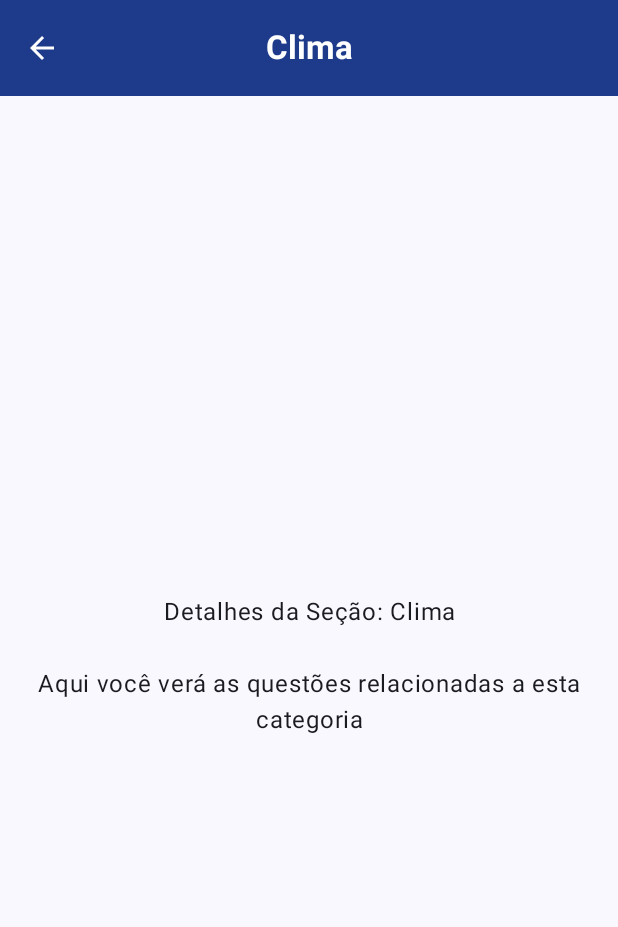
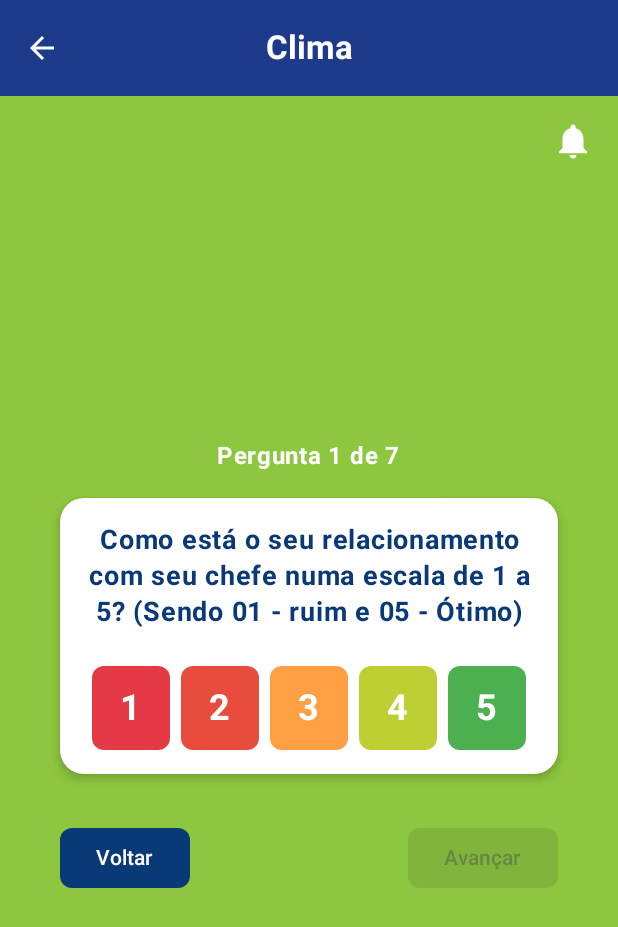
Before and after one commit to ThiagoFdaSLopes/appsoftek, an Android app built with Jetpack Compose: the screen it shows after launch (MainActivity), after a tap on "Clima", on a phone screen of 412 x 824 dp. Shown: the top 927 px of the screen. Run offline under Robolectric (Android 15) with nearby library versions, the phone set to English and light mode, and no system bars.

Commit message:
feat: adicionado forms com resposta numerica

```diff
--- a/app/src/main/java/com/grupo/appsoftek/MainActivity.kt
+++ b/app/src/main/java/com/grupo/appsoftek/MainActivity.kt
@@ -43,6 +43,9 @@ import com.grupo.appsoftek.ui.theme.view.SupportScreen
 import com.grupo.appsoftek.ui.theme.view.RiskAssessmentScreen
 import com.grupo.appsoftek.ui.theme.view.WorkloadQuestionScreen
 import android.widget.Toast
+import com.grupo.appsoftek.ui.theme.view.ClimaQuestionScreen
+import com.grupo.appsoftek.ui.theme.view.QuestionsComunicationScreen
+import com.grupo.appsoftek.ui.theme.view.QuestionsLeadersheapScreen
 
 class MainActivity : ComponentActivity() {
     override fun onCreate(savedInstanceState: Bundle?) {
@@ -75,6 +78,15 @@ sealed class Screen(val route: String, val title: String, val icon: Int) {
 
     // Nova rota para a tela de perguntas sobre produtividade
     object ProductivityQuestions : Screen("productivity", "Produtividade", R.drawable.softtek_logo)
+
+    // Nova rota para a tela de perguntas sobre Clima
+    object ClimaQuestionsScreen : Screen("clima", "Clima", R.drawable.softtek_logo)
+
+    // Nova rota para a tela de perguntas sobre comunication
+    object QuestionsComunicationScreen : Screen("comunication", "Comunicação", R.drawable.softtek_logo)
+
+    // Nova rota para a tela de perguntas sobre comunication
+    object QuestionsLeadersheapScreen : Screen("liderança", "Liderança", R.drawable.softtek_logo)
 }
 
 @OptIn(ExperimentalMaterial3Api::class)
@@ -111,6 +123,9 @@ fun AppNavigation() {
             currentRoute == Screen.Resources.route -> Screen.Resources.title
             currentRoute == Screen.Support.route -> Screen.Support.title
             currentRoute == Screen.WorkloadQuestions.route -> Screen.WorkloadQuestions.title
+            currentRoute == Screen.ClimaQuestionsScreen.route -> Screen.ClimaQuestionsScreen.title
+            currentRoute == Screen.QuestionsComunicationScreen.route -> Screen.QuestionsComunicationScreen.title
+            currentRoute == Screen.QuestionsLeadersheapScreen.route -> Screen.QuestionsLeadersheapScreen.title
             currentRoute == Screen.ProductivityQuestions.route -> Screen.ProductivityQuestions.title
             else -> ""
         }
@@ -170,6 +185,9 @@ fun AppNavigation() {
                             "Bem-estar emocional" -> navController.navigate(Screen.MoodTracking.route)
                             "Carga de trabalho" -> navController.navigate(Screen.WorkloadQuestions.route)
                             "Produtividade" -> navController.navigate(Screen.ProductivityQuestions.route)
+                            "Clima" -> navController.navigate(Screen.ClimaQuestionsScreen.route)
+                            "Comunicação" -> navController.navigate(Screen.QuestionsComunicationScreen.route)
+                            "Liderança" -> navController.navigate(Screen.QuestionsLeadersheapScreen.route)
                             else -> navController.navigate(Screen.SectionDetail.createRoute(sectionTitle))
                         }
                     }
@@ -224,6 +242,57 @@ fun AppNavigation() {
                 )
             }
 
+            // Rota para a tela de perguntas sobre clima
+            composable(Screen.ClimaQuestionsScreen.route) {
+                ClimaQuestionScreen(
+                    onBackPressed = { navController.popBackStack() },
+                    onFinished = { answers ->
+                        // Aqui você pode salvar as respostas ou navegar para outra tela
+                        navController.popBackStack()
+                        // Você pode querer avisar o usuário que as respostas foram salvas
+                        Toast.makeText(
+                            navController.context,
+                            "Respostas sobre clima salvas",
+                            Toast.LENGTH_SHORT
+                        ).show()
+                    }
+                )
+            }
+
+            // Rota para a tela de perguntas sobre Comunicação
+            composable(Screen.QuestionsComunicationScreen.route) {
+                QuestionsComunicationScreen(
+                    onBackPressed = { navController.popBackStack() },
+                    onFinished = { answers ->
+                        // Aqui você pode salvar as respostas ou navegar para outra tela
+                        navController.popBackStack()
+                        // Você pode querer avisar o usuário que as respostas foram salvas
+                        Toast.makeText(
+                            navController.context,
+                            "Respostas sobre comunicação salvas",
+                            Toast.LENGTH_SHORT
+                        ).show()
+                    }
+                )
+            }
+
+            // Rota para a tela de perguntas sobre Liderança
+            composable(Screen.QuestionsLeadersheapScreen.route) {
+                QuestionsLeadersheapScreen(
+                    onBackPressed = { navController.popBackStack() },
+                    onFinished = { answers ->
+                        // Aqui você pode salvar as respostas ou navegar para outra tela
+                        navController.popBackStack()
+                        // Você pode querer avisar o usuário que as respostas foram salvas
+                        Toast.makeText(
+                            navController.context,
+                            "Respostas sobre liderança salvas",
+                            Toast.LENGTH_SHORT
+                        ).show()
+                    }
+                )
+            }
+
             // Rota para detalhes da seção com argumento
             composable(
                 route = Screen.SectionDetail.route,
--- /dev/null
+++ b/app/src/main/java/com/grupo/appsoftek/ui/theme/components/QuestionaireOptionsNumeric.kt
@@ -0,0 +1,246 @@
+package com.grupo.appsoftek.ui.theme.components
+
+import androidx.compose.foundation.background
+import androidx.compose.foundation.border
+import androidx.compose.foundation.layout.Arrangement
+import androidx.compose.foundation.layout.Box
+import androidx.compose.foundation.layout.Column
+import androidx.compose.foundation.layout.Spacer
+import androidx.compose.foundation.layout.fillMaxSize
+import androidx.compose.foundation.layout.fillMaxWidth
+import androidx.compose.foundation.layout.height
+import androidx.compose.foundation.layout.padding
+import androidx.compose.foundation.layout.size
+import androidx.compose.foundation.shape.RoundedCornerShape
+import androidx.compose.material.icons.Icons
+import androidx.compose.material.icons.filled.Notifications
+import androidx.compose.material3.Button
+import androidx.compose.material3.ButtonDefaults
+import androidx.compose.material3.Card
+import androidx.compose.material3.CardDefaults
+import androidx.compose.material3.Icon
+import androidx.compose.material3.Text
+import androidx.compose.runtime.Composable
+import androidx.compose.runtime.getValue
+import androidx.compose.runtime.mutableStateOf
+import androidx.compose.runtime.remember
+import androidx.compose.runtime.setValue
+import androidx.compose.ui.Alignment
+import androidx.compose.ui.Modifier
+import androidx.compose.ui.graphics.Color
+import androidx.compose.ui.text.font.FontWeight
+import androidx.compose.ui.text.style.TextAlign
+import androidx.compose.ui.unit.dp
+import androidx.compose.ui.unit.sp
+import com.grupo.appsoftek.ui.theme.view.Question
+import com.grupo.appsoftek.ui.theme.view.QuestionnaireNumericTheme
+
+@Composable
+fun QuestionaireOptionsNumeric(
+    title: String = "",
+    questions: List<Question>,
+    theme: QuestionnaireNumericTheme,
+    showNotificationIcon: Boolean = true,
+    onBackPressed: () -> Unit = {},
+    onFinished: (List<String?>) -> Unit = {}
+) {
+    // Current question index and selected answers
+    var currentQuestionIndex by remember { mutableStateOf(0) }
+    var selectedAnswers by remember { mutableStateOf(List<String?>(questions.size) { null }) }
+
+    // Current question and selected answer
+    val currentQuestion = questions[currentQuestionIndex]
+    val selectedOption = selectedAnswers[currentQuestionIndex]
+
+    // Cor azul forte para a opção selecionada
+    val selectedBlue = Color(0xFF0A3977)
+
+    Box(
+        modifier = Modifier
+            .fillMaxSize()
+            .background(theme.backgroundColor)
+    ) {
+        // Notification icon
+        if (showNotificationIcon) {
+            Icon(
+                imageVector = Icons.Default.Notifications,
+                contentDescription = "Notificações",
+                tint = Color.White,
+                modifier = Modifier
+                    .align(Alignment.TopEnd)
+                    .padding(16.dp)
+                    .size(28.dp)
+            )
+        }
+
+        Column(
+            modifier = Modifier
+                .fillMaxSize()
+                .padding(24.dp),
+            verticalArrangement = Arrangement.Center,
+            horizontalAlignment = Alignment.CenterHorizontally
+        ) {
+            // Optional title
+            if (title.isNotEmpty()) {
+                Text(
+                    text = title,
+                    color = Color.White,
+                    fontWeight = FontWeight.Bold,
+                    fontSize = 18.sp,
+                    textAlign = TextAlign.Center,
+                    modifier = Modifier.padding(bottom = 16.dp)
+                )
+            }
+
+            // Question progress indicator
+            Text(
+                text = "Pergunta ${currentQuestionIndex + 1} de ${questions.size}",
+                color = Color.White,
+                fontWeight = FontWeight.Bold,
+                modifier = Modifier.padding(bottom = 16.dp)
+            )
+
+            Card(
+                modifier = Modifier
+                    .fillMaxWidth()
+                    .padding(horizontal = 16.dp),
+                shape = RoundedCornerShape(16.dp),
+                colors = CardDefaults.cardColors(
+                    containerColor = Color.White
+                ),
+                elevation = CardDefaults.cardElevation(
+                    defaultElevation = 4.dp
+                )
+            ) {
+                Column(
+                    modifier = Modifier
+                        .fillMaxWidth()
+                        .padding(16.dp),
+                    horizontalAlignment = Alignment.CenterHorizontally
+                ) {
+                    Text(
+                        text = currentQuestion.question,
+                        fontWeight = FontWeight.Bold,
+                        color = Color(0xFF0A3977),
+                        fontSize = 18.sp,
+                        textAlign = TextAlign.Center,
+                        modifier = Modifier.padding(bottom = 24.dp)
+                    )
+
+                    // Define tamanho fixo para todos os botões
+                    val buttonSize = 56.dp
+
+                    // Numeric options (1-5) in a row
+                    androidx.compose.foundation.layout.Row(
+                        modifier = Modifier
+                            .fillMaxWidth(),
+                        horizontalArrangement = Arrangement.SpaceEvenly
+                    ) {
+                        // Define colors for the option boxes
+                        val colors = listOf(
+                            Color(0xFFE63946), // Red for 1
+                            Color(0xFFE74C3C), // Lighter red for 2
+                            Color(0xFFFF9F43), // Orange for 3
+                            Color(0xFFBDCF32), // Yellow-green for 4
+                            Color(0xFF4CAF50)  // Green for 5
+                        )
+
+                        // Create numeric buttons 1 through 5
+                        for (i in 1..5) {
+                            val optionValue = i.toString()
+                            val isSelected = optionValue == selectedOption
+
+                            // Determine button color based on selection status
+                            val buttonColor = if (isSelected) selectedBlue else colors[i-1]
+
+                            Box(
+                                modifier = Modifier
+                                    .size(buttonSize)
+                                    .padding(horizontal = 2.dp)
+                            ) {
+                                Button(
+                                    onClick = {
+                                        // Update the selected answer for the current question
+                                        val newAnswers = selectedAnswers.toMutableList().apply {
+                                            this[currentQuestionIndex] = optionValue
+                                        }
+                                        selectedAnswers = newAnswers
+                                    },
+                                    modifier = Modifier
+                                        .size(buttonSize)
+                                        .align(Alignment.Center),
+                                    colors = ButtonDefaults.buttonColors(
+                                        containerColor = buttonColor
+                                    ),
+                                    shape = RoundedCornerShape(8.dp),
+                                    contentPadding = androidx.compose.foundation.layout.PaddingValues(0.dp)
+                                ) {
+                                    Text(
+                                        text = optionValue,
+                                        fontSize = 24.sp,
+                                        fontWeight = FontWeight.Bold,
+                                        color = Color.White
+                                    )
+                                }
+                            }
+                        }
+                    }
+                }
+            }
+
+            Spacer(modifier = Modifier.height(32.dp))
+
+            // Navigation buttons
+            Box(
+                modifier = Modifier
+                    .fillMaxWidth()
+                    .padding(horizontal = 16.dp)
+            ) {
+                // Back button
+                Button(
+                    onClick = {
+                        if (currentQuestionIndex > 0) {
+                            currentQuestionIndex--
+                        } else {
+                            onBackPressed()
+                        }
+                    },
+                    modifier = Modifier
+                        .align(Alignment.CenterStart),
+                    colors = ButtonDefaults.buttonColors(
+                        containerColor = Color(0xFF0A3977),
+                        contentColor = Color.White
+                    ),
+                    shape = RoundedCornerShape(8.dp)
+                ) {
+                    Text("Voltar")
+                }
+
+                // Next/Finish button
+                Button(
+                    onClick = {
+                        if (currentQuestionIndex < questions.size - 1) {
+                            currentQuestionIndex++
+                        } else {
+                            // Finished all questions
+                            onFinished(selectedAnswers)
+                        }
+                    },
+                    modifier = Modifier
+                        .align(Alignment.CenterEnd),
+                    colors = ButtonDefaults.buttonColors(
+                        containerColor = Color(0xFF0A3977),
+                        contentColor = Color.White
+                    ),
+                    shape = RoundedCornerShape(8.dp),
+                    // Optionally disable the button if no option is selected
+                    enabled = selectedOption != null
+                ) {
+                    Text(
+                        if (currentQuestionIndex < questions.size - 1) "Avançar" else "Finalizar"
+                    )
+                }
+            }
+        }
+    }
+}
--- /dev/null
+++ b/app/src/main/java/com/grupo/appsoftek/ui/theme/view/ClimaQuestionsScreen.kt
@@ -0,0 +1,81 @@
+package com.grupo.appsoftek.ui.theme.view
+
+import androidx.compose.runtime.Composable
+
+import androidx.compose.ui.graphics.Color
+import com.grupo.appsoftek.ui.theme.components.QuestionaireOptionsNumeric
+
+// Data class to represent the theme colors for the questionnaire
+data class QuestionnaireNumericTheme(
+    val backgroundColor: Color,
+    val cardBackgroundColor: Color = Color.White,
+    val questionTextColor: Color,
+    val selectedOptionColor: Color,
+    val unselectedOptionColor: Color = Color.White,
+    val selectedTextColor: Color = Color.White,
+    val unselectedTextColor: Color,
+    val borderColor: Color = Color(0xFFD0D0D0),
+    val navigationButtonColor: Color,
+    val navigationButtonTextColor: Color = Color.White
+)
+
+@Composable
+fun ClimaQuestionScreen(
+    onBackPressed: () -> Unit = {},
+    onFinished: (List<String?>) -> Unit = {}
+) {
+    // Lista de perguntas de carga de trabalho
+    val workloadQuestions = listOf(
+        WorkloadQuestion(
+            "Como está o seu relacionamento com seu chefe numa escala de 1 a 5? (Sendo 01 - ruim e 05 - Ótimo)",
+            listOf("1", "2", "3", "4", "5")
+        ),
+        WorkloadQuestion(
+            "Como está o seu relacionamento com seus colegas de trabalho?\n" +
+                    "(Sendo 01 - ruim e 05 - Ótimo)",
+            listOf("1", "2", "3", "4", "5")
+        ),
+        WorkloadQuestion(
+            "Sinto que sou tratado(a) com respeito pelos meus colegas de trabalho. (Sendo 01 - ruim e 05 - Ótimo)",
+            listOf("1", "2", "3", "4", "5")
+        ),
+        WorkloadQuestion(
+            "Consigo me relacionar de forma saudável e colaborativa com minha equipe. (Sendo 01 - ruim e 05 - Ótimo)",
+            listOf("1", "2", "3", "4", "5")
+        ),
+        WorkloadQuestion(
+            "Tenho liberdade para expressar minhas opiniões sem medo de retaliações. (Sendo 01 - ruim e 05 - Ótimo)",
+            listOf("1", "2", "3", "4", "5")
+        ),
+        WorkloadQuestion(
+            "Me sinto acolhido(a) a parte do time onde trabalho. (Sendo 01 - ruim e 05 - Ótimo)",
+            listOf("1", "2", "3", "4", "5")
+        ),
+        WorkloadQuestion(
+            "Sinto que existe espírito de cooperação entre os colaboradores. (Sendo 01 - ruim e 05 - Ótimo)",
+            listOf("1", "2", "3", "4", "5")
+        )
+    )
+
+    // Converter de WorkloadQuestion para Question
+    val questions = workloadQuestions.map {
+        Question(question = it.question, options = it.options)
+    }
+
+    // Cores da Softtek para esse questionário
+    val workloadTheme = QuestionnaireNumericTheme(
+        backgroundColor = Color(0xFF8DC63F),        // Verde Softtek
+        questionTextColor = Color(0xFF05285E),      // Azul Softtek
+        selectedOptionColor = Color(0xFF0E4C92),    // Azul mais escuro
+        unselectedTextColor = Color(0xFF05285E),    // Azul Softtek para texto não selecionado
+        navigationButtonColor = Color(0xFF05285E)   // Azul Softtek para botões
+    )
+
+    // Usar o componente reutilizável
+    QuestionaireOptionsNumeric(
+        questions = questions,
+        theme = workloadTheme,
+        onBackPressed = onBackPressed,
+        onFinished = onFinished
+    )
+}
```
Also changed, not shown: app/src/main/java/com/grupo/appsoftek/ui/theme/view/QuestionsComunicationScreen.kt (added, +55 -0 lines), app/src/main/java/com/grupo/appsoftek/ui/theme/view/QuestionsLeadersheapScreen.kt (added, +59 -0 lines).
